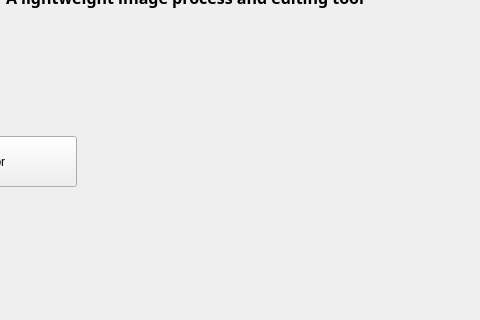
Qt form mainwindow.ui (Hidden61ade/CSC3002_Photo_processor) before a commit; both pictures show x 194 to 674 and y 144 to 464 of the 1000 by 1000 pixel window.
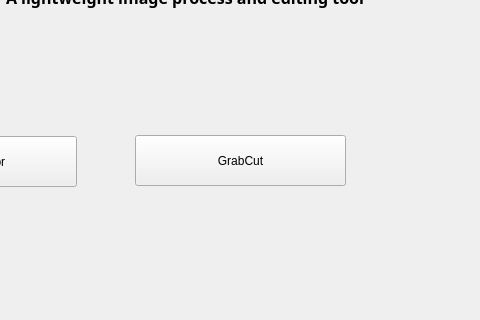
The same form after that commit.

```diff
--- a/mainwindow.ui
+++ b/mainwindow.ui
@@ -48,6 +48,19 @@
      <string>&lt;html&gt;&lt;head/&gt;&lt;body&gt;&lt;p&gt;&lt;span style=&quot; font-size:18pt; vertical-align:super;&quot;&gt;A lightweight image process and editing tool&lt;/span&gt;&lt;/p&gt;&lt;/body&gt;&lt;/html&gt;</string>
     </property>
    </widget>
+   <widget class="QPushButton" name="grabCutButton">
+    <property name="geometry">
+     <rect>
+      <x>329</x>
+      <y>279</y>
+      <width>211</width>
+      <height>51</height>
+     </rect>
+    </property>
+    <property name="text">
+     <string>GrabCut</string>
+    </property>
+   </widget>
   </widget>
   <widget class="QMenuBar" name="menubar">
    <property name="geometry">
```
